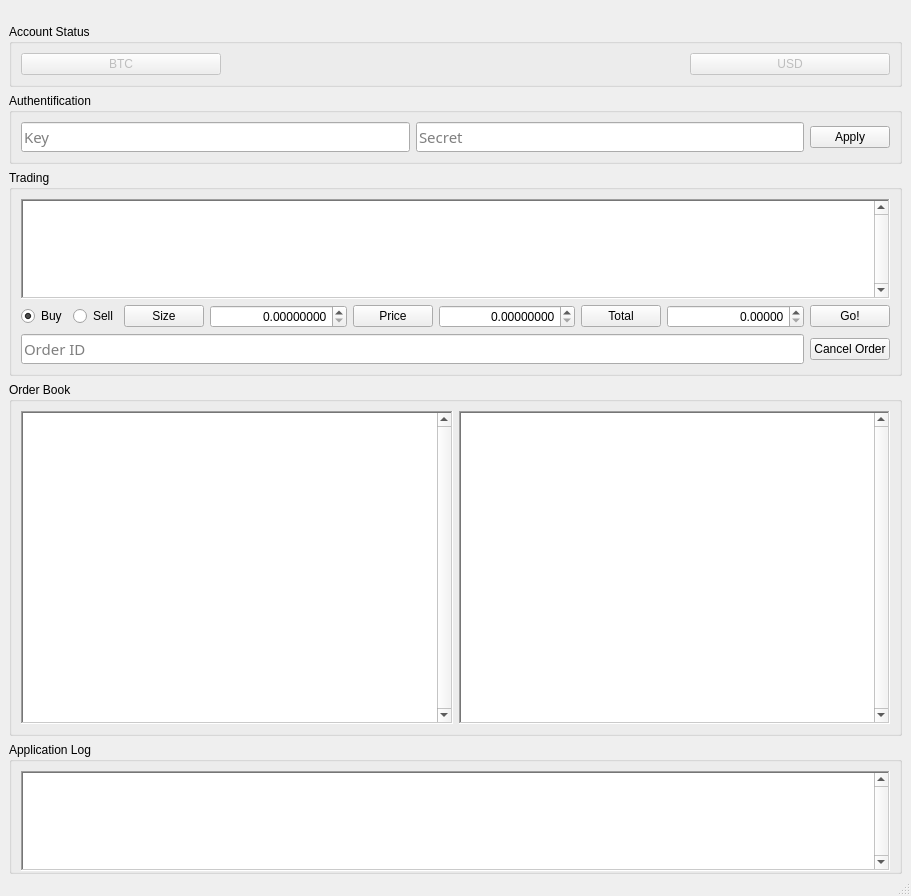
sebastianhaberey/goxgui, file goxgui/ui/main_window.ui: the form before one commit.
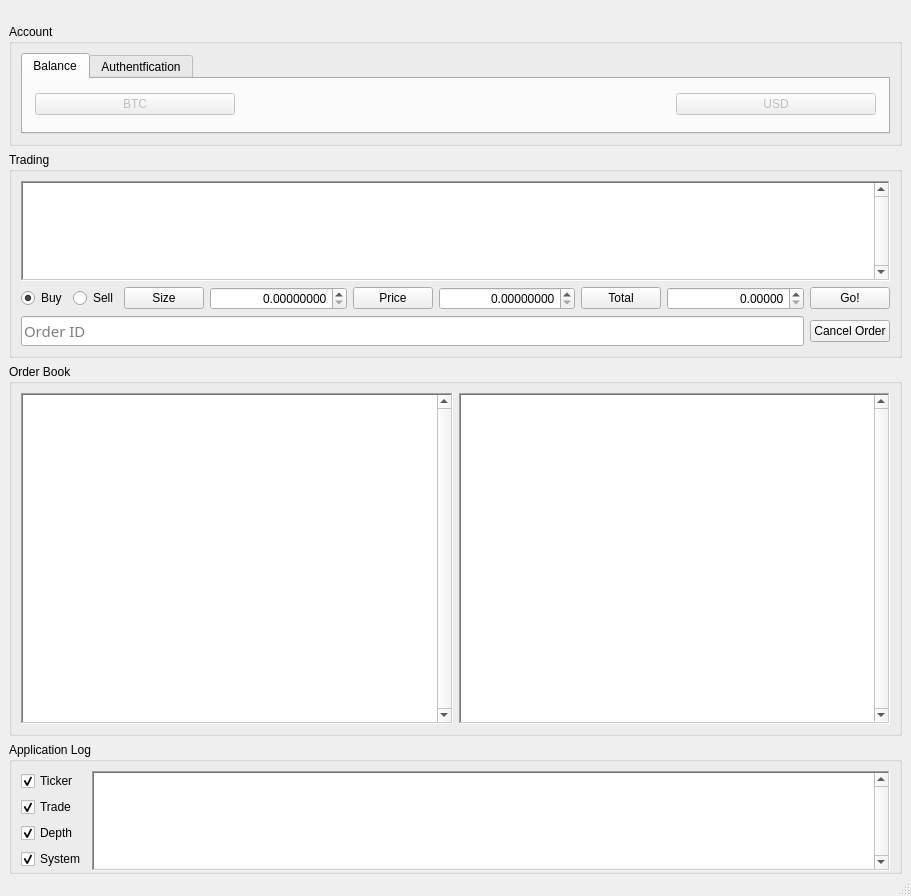
The form after the commit.

Patch:
```diff
--- a/goxgui/ui/main_window.ui
+++ b/goxgui/ui/main_window.ui
@@ -45,13 +45,38 @@
     <item>
      <widget class="QGroupBox" name="groupBoxAccount">
       <property name="title">
-       <string>Account Status</string>
+       <string>Account</string>
       </property>
       <property name="flat">
        <bool>true</bool>
       </property>
       <layout class="QHBoxLayout" name="horizontalLayout">
        <item>
+        <widget class="QTabWidget" name="tabWidget">
+         <property name="sizePolicy">
+          <sizepolicy hsizetype="Preferred" vsizetype="Preferred">
+           <horstretch>0</horstretch>
+           <verstretch>0</verstretch>
+          </sizepolicy>
+         </property>
+         <property name="currentIndex">
+          <number>0</number>
+         </property>
+         <widget class="QWidget" name="tabBalance">
+          <attribute name="title">
+           <string>Balance</string>
+          </attribute>
+          <layout class="QHBoxLayout" name="horizontalLayout_6">
+           <property name="leftMargin">
+            <number>12</number>
+           </property>
+           <property name="rightMargin">
+            <number>12</number>
+           </property>
+           <property name="bottomMargin">
+            <number>12</number>
+           </property>
+           <item>
         <widget class="QPushButton" name="pushButtonWalletA">
          <property name="enabled">
           <bool>false</bool>
@@ -126,17 +151,28 @@
         </widget>
        </item>
       </layout>
-     </widget>
-    </item>
-    <item>
-     <widget class="QGroupBox" name="groupBoxAuth">
-      <property name="title">
-       <string>Authentification</string>
-      </property>
-      <property name="flat">
-       <bool>true</bool>
-      </property>
-      <layout class="QHBoxLayout" name="horizontalLayout_2">
+          <zorder>groupBoxAccount</zorder>
+          <zorder>pushButtonWalletA</zorder>
+          <zorder>pushButtonWalletA</zorder>
+          <zorder>labelOrderlag</zorder>
+          <zorder>horizontalSpacer_4</zorder>
+          <zorder>horizontalSpacer_2</zorder>
+          <zorder>pushButtonWalletB</zorder>
+         </widget>
+         <widget class="QWidget" name="tabAuth">
+          <attribute name="title">
+           <string>Authentfication</string>
+          </attribute>
+          <layout class="QHBoxLayout" name="horizontalLayout_7">
+           <property name="leftMargin">
+            <number>12</number>
+           </property>
+           <property name="rightMargin">
+            <number>12</number>
+           </property>
+           <property name="bottomMargin">
+            <number>12</number>
+           </property>
        <item>
         <widget class="QLineEdit" name="lineEditKey">
          <property name="font">
@@ -189,6 +225,14 @@
         </widget>
        </item>
       </layout>
+          <zorder>groupBoxAuth</zorder>
+          <zorder>lineEditKey</zorder>
+          <zorder>lineEditSecret</zorder>
+          <zorder>pushButtonApply</zorder>
+         </widget>
+        </widget>
+       </item>
+      </layout>
      </widget>
     </item>
     <item>
@@ -492,8 +536,11 @@
          <property name="cornerButtonEnabled">
           <bool>false</bool>
          </property>
+         <attribute name="horizontalHeaderDefaultSectionSize">
+          <number>133</number>
+         </attribute>
          <attribute name="horizontalHeaderMinimumSectionSize">
-          <number>100</number>
+          <number>133</number>
          </attribute>
          <attribute name="horizontalHeaderStretchLastSection">
           <bool>true</bool>
@@ -562,8 +609,11 @@
          <property name="cornerButtonEnabled">
           <bool>false</bool>
          </property>
+         <attribute name="horizontalHeaderDefaultSectionSize">
+          <number>133</number>
+         </attribute>
          <attribute name="horizontalHeaderMinimumSectionSize">
-          <number>100</number>
+          <number>133</number>
          </attribute>
          <attribute name="horizontalHeaderStretchLastSection">
           <bool>true</bool>
@@ -594,6 +644,50 @@
        <property name="bottomMargin">
         <number>0</number>
        </property>
+       <item>
+        <layout class="QVBoxLayout" name="verticalLayout_4">
+         <item>
+          <widget class="QCheckBox" name="checkBoxLogTicker">
+           <property name="text">
+            <string>Ticker</string>
+           </property>
+           <property name="checked">
+            <bool>true</bool>
+           </property>
+          </widget>
+         </item>
+         <item>
+          <widget class="QCheckBox" name="checkBoxLogSystem">
+           <property name="text">
+            <string>Trade</string>
+           </property>
+           <property name="checked">
+            <bool>true</bool>
+           </property>
+          </widget>
+         </item>
+         <item>
+          <widget class="QCheckBox" name="checkBoxLogDepth">
+           <property name="text">
+            <string>Depth</string>
+           </property>
+           <property name="checked">
+            <bool>true</bool>
+           </property>
+          </widget>
+         </item>
+         <item>
+          <widget class="QCheckBox" name="checkBoxLogTrade">
+           <property name="text">
+            <string>System</string>
+           </property>
+           <property name="checked">
+            <bool>true</bool>
+           </property>
+          </widget>
+         </item>
+        </layout>
+       </item>
        <item>
         <widget class="QTextBrowser" name="textBrowserLog">
          <property name="sizePolicy">
```
Left out of the diff: 2 changed lines with no effect on the pictures. Lines whose indentation alone changed are shown as unchanged.
